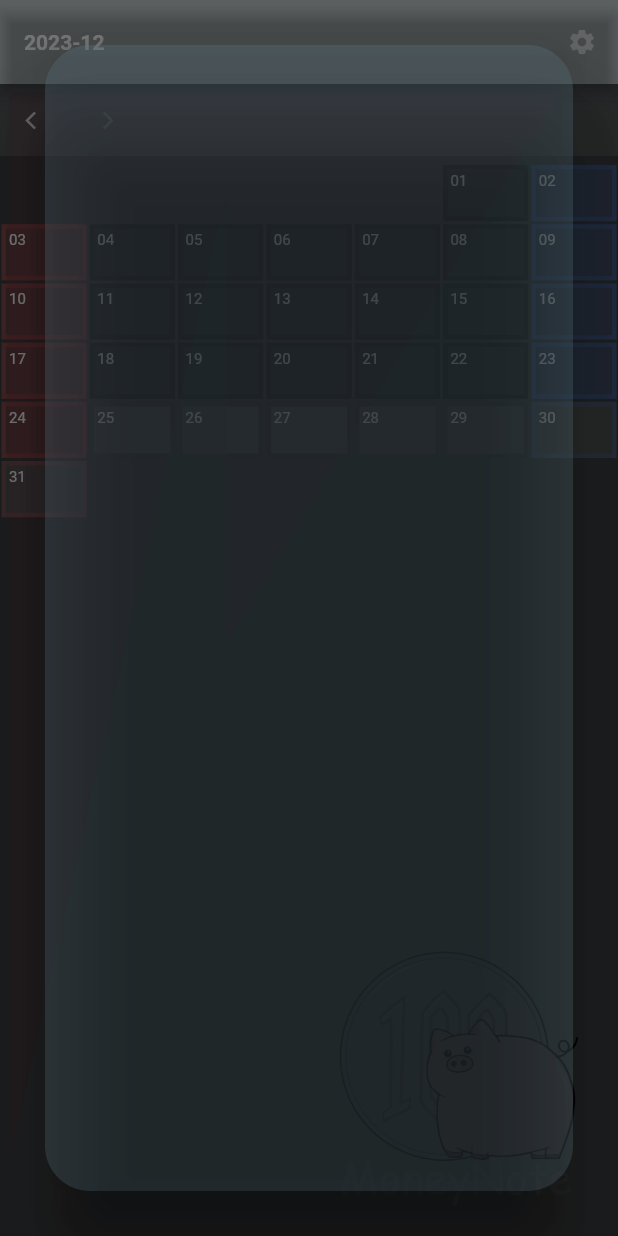
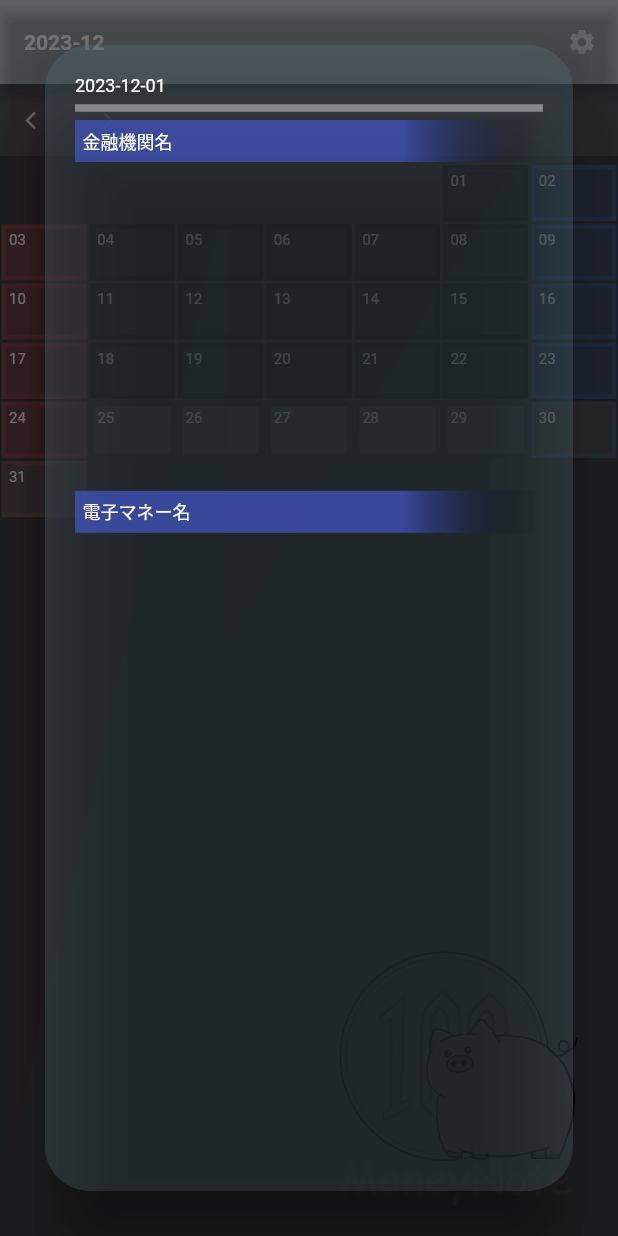
Before and after one commit to hidechy/app_moneynote2, a Flutter app: the screen it shows after launch, after a tap on "01", on a phone screen of 412 x 824 dp. Run offline on Flutter 3.47's test engine with Material 3 defaults, Android fonts, the phone set to English and light mode, and no system bars; our stand-ins replace flutter_hooks, flutter_riverpod, freezed_annotation, google_fonts, hooks_riverpod, isar; accounts and stored records are empty; generated files the repository leaves out were written again; network calls fail; Roboto replaces fonts that are missing (Kiwi Maru, KiwiMaru).

Commit message:
commit 20231224

```diff
--- a/lib/collections/bank_price.dart
+++ b/lib/collections/bank_price.dart
@@ -6,7 +6,6 @@ part 'bank_price.g.dart';
 class BankPrice {
   Id id = Isar.autoIncrement;
 
-  @Index(unique: true)
   late String date;
 
   late String depositType;
--- a/lib/screens/components/daily_money_display_alert.dart
+++ b/lib/screens/components/daily_money_display_alert.dart
@@ -2,6 +2,9 @@ import 'package:flutter/material.dart';
 import 'package:google_fonts/google_fonts.dart';
 import 'package:hooks_riverpod/hooks_riverpod.dart';
 import 'package:isar/isar.dart';
+import 'package:money_note/enums/deposit_type.dart';
+import 'package:money_note/screens/components/bank_price_input_alert.dart';
+import 'package:money_note/screens/components/parts/money_dialog.dart';
 
 import '../../collections/bank_name.dart';
 import '../../collections/emoney_name.dart';
@@ -24,9 +27,6 @@ class _DailyMoneyDisplayAlertState extends ConsumerState<DailyMoneyDisplayAlert>
   ///
   @override
   Widget build(BuildContext context) {
-    _makeBankNameList();
-    _makeEmoneyNameList();
-
     return AlertDialog(
       titlePadding: EdgeInsets.zero,
       contentPadding: EdgeInsets.zero,
@@ -43,8 +43,9 @@ class _DailyMoneyDisplayAlertState extends ConsumerState<DailyMoneyDisplayAlert>
               crossAxisAlignment: CrossAxisAlignment.start,
               children: [
                 const SizedBox(height: 20),
-
                 Container(width: context.screenSize.width),
+                Text(widget.date.yyyymmdd),
+                Divider(color: Colors.white.withOpacity(0.4), thickness: 5),
 
                 /////==================================///// BankNames
 
@@ -52,10 +53,25 @@ class _DailyMoneyDisplayAlertState extends ConsumerState<DailyMoneyDisplayAlert>
                   future: _displayBankNames(),
                   builder: (context, snapshot) {
                     return SizedBox(
-                      height: context.screenSize.height * 0.2,
+                      height: context.screenSize.height * 0.3,
                       child: (snapshot.hasData)
                           ? SingleChildScrollView(
-                              child: Column(children: snapshot.data!),
+                              child: Column(
+                                children: [
+                                  Container(
+                                    width: context.screenSize.width,
+                                    padding: const EdgeInsets.all(5),
+                                    decoration: BoxDecoration(
+                                      gradient: LinearGradient(
+                                        colors: [Colors.indigo.withOpacity(0.8), Colors.transparent],
+                                        stops: const [0.7, 1],
+                                      ),
+                                    ),
+                                    child: const Text('金融機関名', overflow: TextOverflow.ellipsis),
+                                  ),
+                                  Column(children: snapshot.data!),
+                                ],
+                              ),
                             )
                           : null,
                     );
@@ -70,10 +86,25 @@ class _DailyMoneyDisplayAlertState extends ConsumerState<DailyMoneyDisplayAlert>
                   future: _displayEmoneyNames(),
                   builder: (context, snapshot) {
                     return SizedBox(
-                      height: context.screenSize.height * 0.2,
+                      height: context.screenSize.height * 0.3,
                       child: (snapshot.hasData)
                           ? SingleChildScrollView(
-                              child: Column(children: snapshot.data!),
+                              child: Column(
+                                children: [
+                                  Container(
+                                    width: context.screenSize.width,
+                                    padding: const EdgeInsets.all(5),
+                                    decoration: BoxDecoration(
+                                      gradient: LinearGradient(
+                                        colors: [Colors.indigo.withOpacity(0.8), Colors.transparent],
+                                        stops: const [0.7, 1],
+                                      ),
+                                    ),
+                                    child: const Text('電子マネー名', overflow: TextOverflow.ellipsis),
+                                  ),
+                                  Column(children: snapshot.data!),
+                                ],
+                              ),
                             )
                           : null,
                     );
@@ -82,7 +113,7 @@ class _DailyMoneyDisplayAlertState extends ConsumerState<DailyMoneyDisplayAlert>
 
                 /////==================================///// EmoneyNames
 
-                SizedBox(height: 500),
+                const SizedBox(height: 500),
               ],
             ),
           ),
@@ -100,14 +131,14 @@ class _DailyMoneyDisplayAlertState extends ConsumerState<DailyMoneyDisplayAlert>
     final getBankNames = await bankNamesCollection.where().findAll();
 
     if (mounted) {
-      setState(() {
-        bankNameList = getBankNames;
-      });
+      setState(() => bankNameList = getBankNames);
     }
   }
 
   ///
   Future<List<Widget>> _displayBankNames() async {
+    await _makeBankNameList();
+
     final list = <Widget>[];
 
     for (var i = 0; i < bankNameList!.length; i++) {
@@ -122,8 +153,21 @@ class _DailyMoneyDisplayAlertState extends ConsumerState<DailyMoneyDisplayAlert>
               Row(
                 children: [
                   const Text('xxx'),
-                  SizedBox(width: 20),
-                  Icon(Icons.input, color: Colors.greenAccent.withOpacity(0.6)),
+                  const SizedBox(width: 20),
+                  GestureDetector(
+                    onTap: () {
+                      MoneyDialog(
+                        context: context,
+                        widget: BankPriceInputAlert(
+                          date: widget.date,
+                          isar: widget.isar,
+                          depositType: DepositType.bank,
+                          bankName: bankNameList![i],
+                        ),
+                      );
+                    },
+                    child: Icon(Icons.input, color: Colors.greenAccent.withOpacity(0.6)),
+                  ),
                 ],
               ),
             ],
@@ -146,14 +190,14 @@ class _DailyMoneyDisplayAlertState extends ConsumerState<DailyMoneyDisplayAlert>
     final getEmoneyNames = await emoneyNamesCollection.where().findAll();
 
     if (mounted) {
-      setState(() {
-        emoneyNameList = getEmoneyNames;
-      });
+      setState(() => emoneyNameList = getEmoneyNames);
     }
   }
 
   ///
   Future<List<Widget>> _displayEmoneyNames() async {
+    await _makeEmoneyNameList();
+
     final list = <Widget>[];
 
     for (var i = 0; i < emoneyNameList!.length; i++) {
@@ -168,8 +212,21 @@ class _DailyMoneyDisplayAlertState extends ConsumerState<DailyMoneyDisplayAlert>
               Row(
                 children: [
                   const Text('xxx'),
-                  SizedBox(width: 20),
-                  Icon(Icons.input, color: Colors.greenAccent.withOpacity(0.6)),
+                  const SizedBox(width: 20),
+                  GestureDetector(
+                    onTap: () {
+                      MoneyDialog(
+                        context: context,
+                        widget: BankPriceInputAlert(
+                          date: widget.date,
+                          isar: widget.isar,
+                          depositType: DepositType.emoney,
+                          emoneyName: emoneyNameList![i],
+                        ),
+                      );
+                    },
+                    child: Icon(Icons.input, color: Colors.greenAccent.withOpacity(0.6)),
+                  ),
                 ],
               ),
             ],
```
Also changed, not shown: lib/screens/components/bank_price_input_alert.dart (added, +226 -0 lines).
